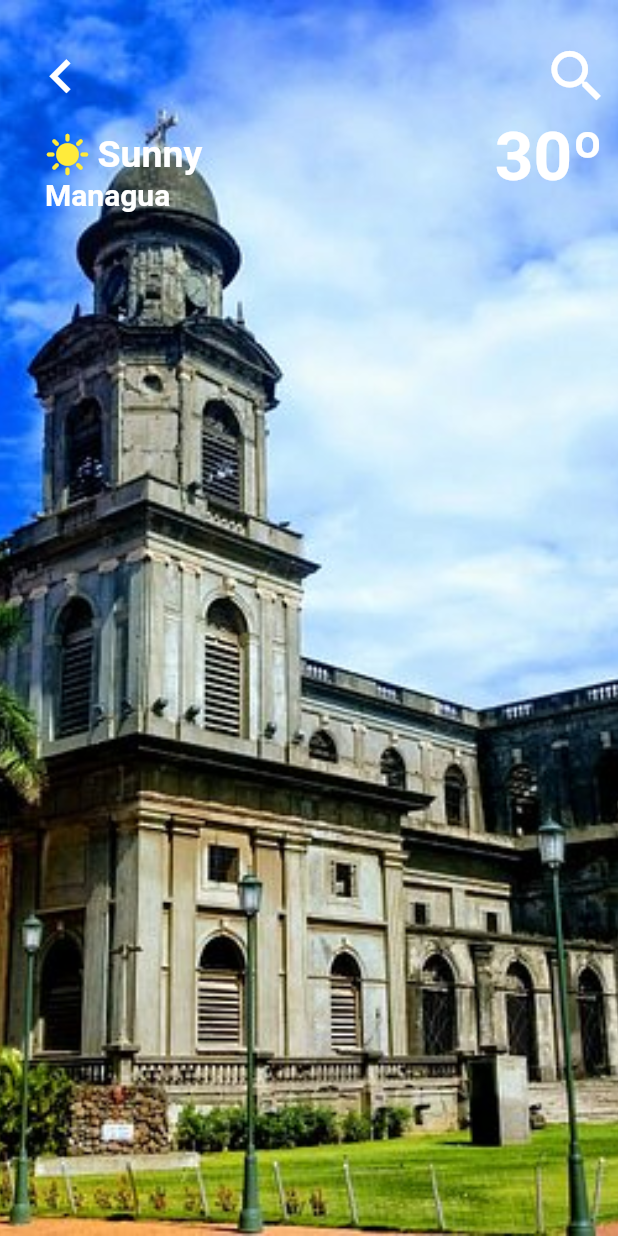
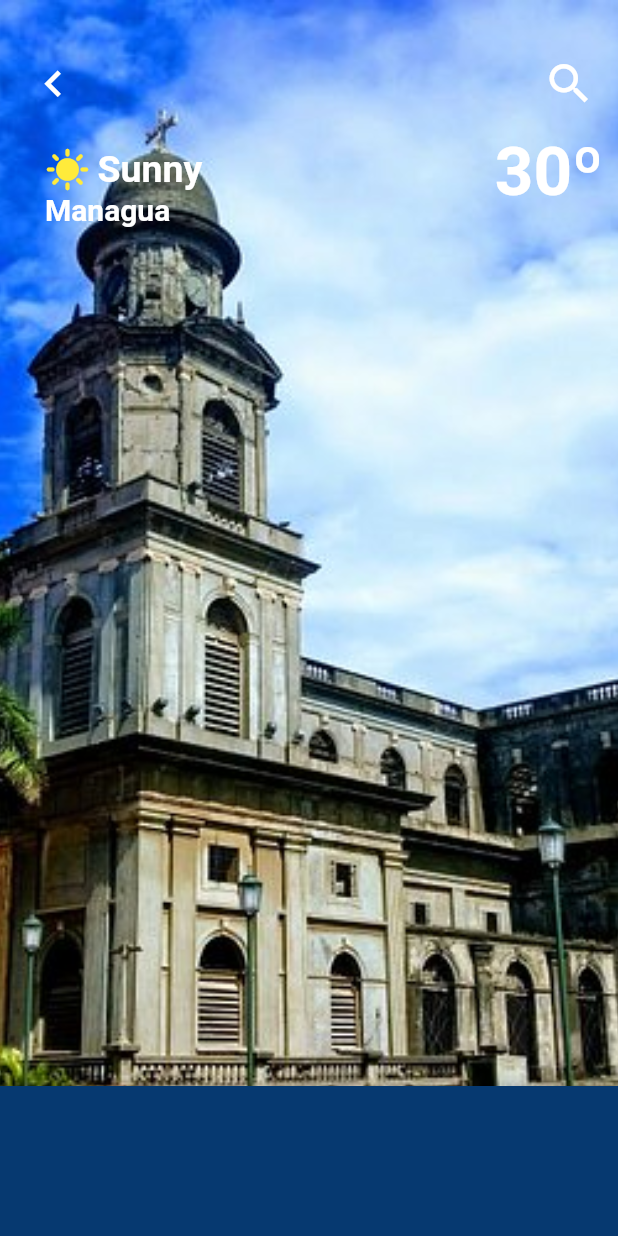
Before and after one commit to BrunoMazzocchi/weather_app, a Flutter app: the screen it shows after launch, after a tap on "Sunny", on a phone screen of 412 x 824 dp. Run offline on Flutter 3.47's test engine with Material 2 defaults, Android fonts, the phone set to English and light mode, and no system bars; drawn by our look-alikes of sliding_up_panel.

Commit message:
Slider panel

```diff
--- a/lib/views/city_data.dart
+++ b/lib/views/city_data.dart
@@ -1,15 +1,37 @@
 import 'package:flutter/cupertino.dart';
 import 'package:flutter/material.dart';
+import 'package:sliding_up_panel/sliding_up_panel.dart';
 
 class CityData extends StatelessWidget {
   const CityData({Key? key}) : super(key: key);
 
   @override
   Widget build(BuildContext context) {
-    return  Scaffold(
+    BorderRadiusGeometry radius = const BorderRadius.only(
+      topLeft: Radius.circular(24.0),
+      topRight: Radius.circular(24.0),
+    );
+
+    return Scaffold(
+      body: SlidingUpPanel(
+
+        collapsed: Container(
+          decoration:const  BoxDecoration(
+            borderRadius:  BorderRadius.only(
+              topLeft: Radius.circular(10),
+              topRight: Radius.circular(10),
+
+            ),
+          ),
+        ),
+        panel: Container(
+          decoration: const BoxDecoration(
+            color: Color.fromRGBO(6, 57, 112, 1),
+          ),
+        ),
         body: Container(
           padding: const EdgeInsets.only(
-          top: 20,
+            top: 30,
             left: 10,
             right: 10,
           ),
@@ -30,14 +52,14 @@ class CityData extends StatelessWidget {
                       icon: const Icon(
                         Icons.keyboard_arrow_left,
                         color: Colors.white,
-                      size: 45,
+                        size: 35,
                       )),
                   IconButton(
                       onPressed: () {},
                       icon: const Icon(
                         Icons.search,
                         color: Colors.white,
-                      size: 45,
+                        size: 35,
                       ))
                 ],
               ),
@@ -46,18 +68,17 @@ class CityData extends StatelessWidget {
                 children: [
                   Container(
                       width: 150,
-                  margin: const EdgeInsets.only(
-                    top: 20,
-                    left: 20
-                  ),
+                      margin: const EdgeInsets.only(top: 20, left: 20),
                       child: Column(
                         mainAxisAlignment: MainAxisAlignment.start,
                         children: [
                           Row(
-                       children:  const [
-                         Icon(Icons.sunny,
+                            children: const [
+                              Icon(
+                                Icons.sunny,
                                 color: Colors.yellow,
-                           size: 30,),
+                                size: 30,
+                              ),
                               SizedBox(
                                 width: 5,
                               ),
@@ -69,7 +90,6 @@ class CityData extends StatelessWidget {
                                   fontSize: 25,
                                 ),
                               )
-
                             ],
                           ),
                           Row(
@@ -86,20 +106,20 @@ class CityData extends StatelessWidget {
                             ],
                           )
                         ],
-
-                 )
-                ),
-                const Text("30º",
+                      )),
+                  const Text(
+                    "30º",
                     style: TextStyle(
                         color: Colors.white,
                         fontSize: 45,
-                  fontWeight: FontWeight.bold
-                ),)
+                        fontWeight: FontWeight.bold),
+                  )
                 ],
               )
             ],
           ),
         ),
+      ),
     );
   }
 }
--- a/lib/views/main_screen_view.dart
+++ b/lib/views/main_screen_view.dart
@@ -30,14 +30,14 @@ class MainScreen extends StatelessWidget {
                       icon: const Icon(
                         Icons.menu,
                         color: Color.fromRGBO(6, 57, 112, 1),
-                        size: 45,
+                        size: 35,
                       )),
                   IconButton(
                       onPressed: () {},
                       icon: const Icon(
                         Icons.search,
                         color: Color.fromRGBO(6, 57, 112, 1),
-                        size: 45,
+                        size: 35,
                       ))
                 ],
               ),
--- a/pubspec.yaml
+++ b/pubspec.yaml
@@ -36,6 +36,7 @@ dependencies:
   # The following adds the Cupertino Icons font to your application.
   # Use with the CupertinoIcons class for iOS style icons.
   cupertino_icons: ^1.0.2
+  sliding_up_panel: ^2.0.0+1
 
 dev_dependencies:
   flutter_test:
```
Also changed, not shown: pubspec.lock. Lines whose indentation alone changed are shown as unchanged.
